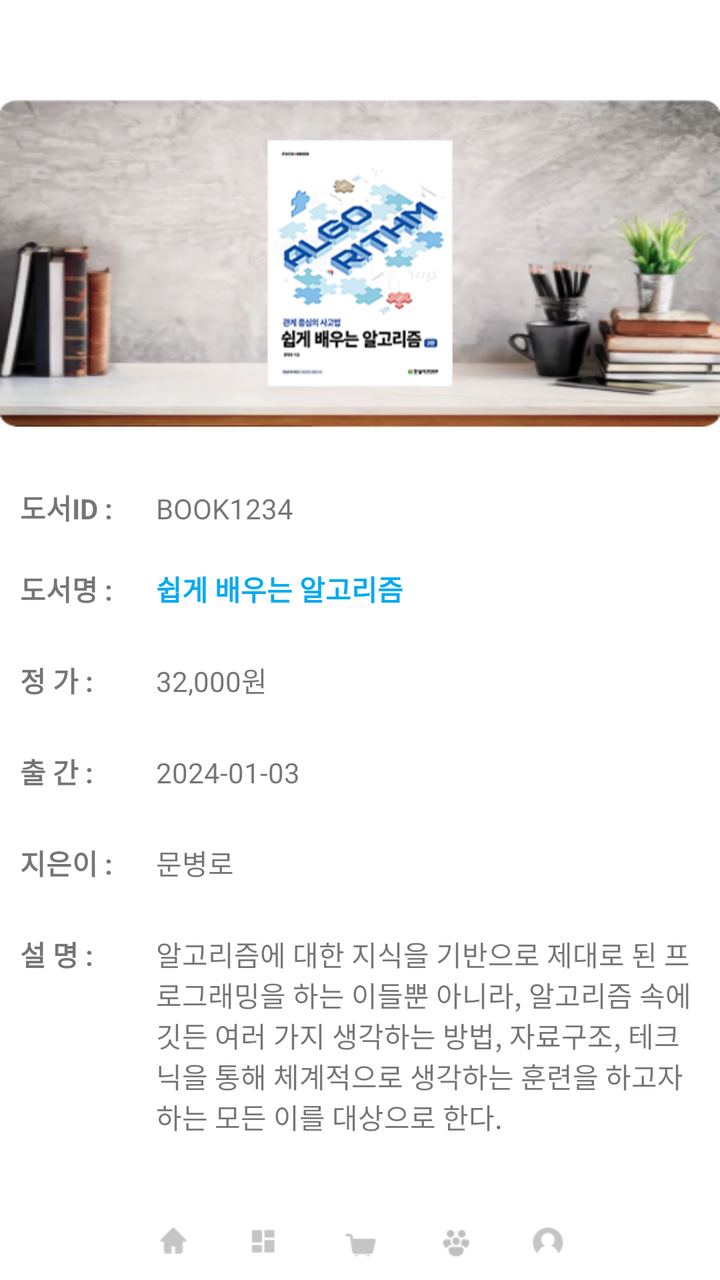
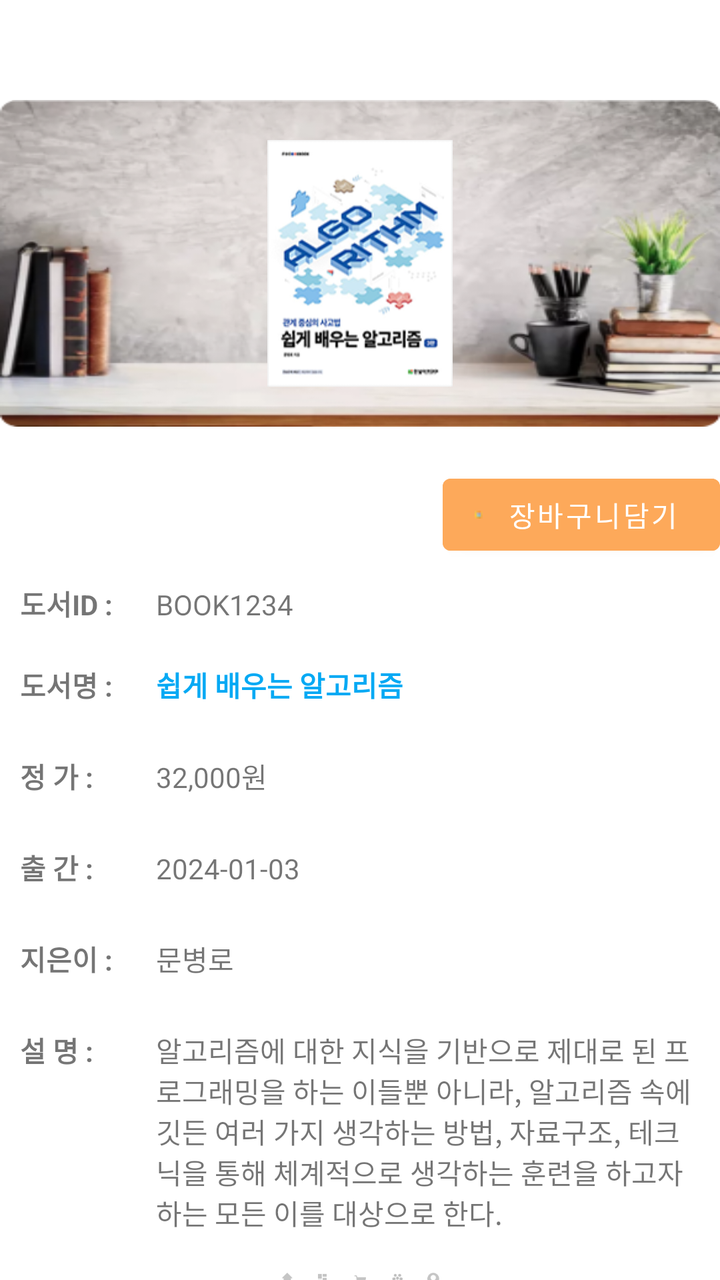

Before-and-after screenshots of an Android layout around one commit, followed by the original layout XML and the change that was made.
<!-- AndroidManifest.xml: activity theme MyTheme.BookMarket -->
<!-- res/layout/activity_book.xml -->
<?xml version="1.0" encoding="utf-8"?>
<LinearLayout xmlns:android="http://schemas.android.com/apk/res/android"
              xmlns:app="http://schemas.android.com/apk/res-auto"
              xmlns:tools="http://schemas.android.com/tools"
              android:id="@+id/book"
              android:layout_width="match_parent"
              android:layout_height="match_parent"
              android:layout_margin="20dp"
              android:background="#ffffff"
              android:orientation="vertical"
              tools:context=".BookActivity">

    <LinearLayout
            android:layout_width="match_parent"
            android:layout_height="match_parent"
            android:layout_marginTop="50dp"
            android:layout_weight="2"
            android:background="@drawable/book_bg"
            android:orientation="horizontal">

        <ImageView
                android:id="@+id/imageView1"
                android:layout_width="match_parent"
                android:layout_height="match_parent"
                android:layout_weight="1"
                android:padding="20dp"
                android:visibility="visible"
                app:srcCompat="@drawable/books_book1"/>
    </LinearLayout>

    <LinearLayout
            android:layout_width="match_parent"
            android:layout_height="match_parent"
            android:layout_marginTop="20dp"
            android:layout_weight="1"
            android:orientation="vertical">

        <LinearLayout
                android:layout_width="match_parent"
                android:layout_height="wrap_content"
                android:orientation="horizontal"
                android:padding="10dp"
                android:weightSum="1">

            <TextView
                    android:id="@+id/textView1"
                    android:layout_width="match_parent"
                    android:layout_height="wrap_content"
                    android:layout_weight="0.8"
                    android:text="도서ID :"
                    android:textStyle="bold"/>

            <TextView
                    android:id="@+id/book_tv01"
                    android:layout_width="match_parent"
                    android:layout_height="wrap_content"
                    android:layout_weight="0.2"
                    android:text="BOOK1234"
                    android:textAllCaps="true"/>
        </LinearLayout>

        <LinearLayout
                android:layout_width="match_parent"
                android:layout_height="wrap_content"
                android:layout_marginBottom="5dp"
                android:orientation="horizontal"
                android:padding="10dp"
                android:weightSum="1">

            <TextView
                    android:id="@+id/textView2"
                    android:layout_width="match_parent"
                    android:layout_height="wrap_content"
                    android:layout_weight="0.8"
                    android:text="도서명 : "
                    android:textStyle="bold"/>

            <TextView
                    android:id="@+id/book_tv02"
                    android:layout_width="match_parent"
                    android:layout_height="wrap_content"
                    android:layout_weight="0.2"
                    android:text="쉽게 배우는 알고리즘"
                    android:textColor="#03A9F4"
                    android:textSize="14sp"
                    android:textStyle="bold"/>
        </LinearLayout>

        <LinearLayout
                android:layout_width="match_parent"
                android:layout_height="wrap_content"
                android:layout_marginBottom="5dp"
                android:orientation="horizontal"
                android:padding="10dp"
                android:weightSum="1">

            <TextView
                    android:id="@+id/textView3"
                    android:layout_width="match_parent"
                    android:layout_height="wrap_content"
                    android:layout_weight="0.8"
                    android:text="정 가 :"
                    android:textStyle="bold"/>

            <TextView
                    android:id="@+id/book_tv03"
                    android:layout_width="match_parent"
                    android:layout_height="wrap_content"
                    android:layout_weight="0.2"
                    android:text="32,000원"/>
        </LinearLayout>

        <LinearLayout
                android:layout_width="match_parent"
                android:layout_height="wrap_content"
                android:layout_marginBottom="5dp"
                android:orientation="horizontal"
                android:padding="10dp"
                android:weightSum="1">

            <TextView
                    android:id="@+id/textView4"
                    android:layout_width="match_parent"
                    android:layout_height="wrap_content"
                    android:layout_weight="0.8"
                    android:text="출 간 : "
                    android:textStyle="bold"/>

            <TextView
                    android:id="@+id/book_tv04"
                    android:layout_width="match_parent"
                    android:layout_height="wrap_content"
                    android:layout_weight="0.2"
                    android:text="2024-01-03"/>
        </LinearLayout>

        <LinearLayout
                android:layout_width="match_parent"
                android:layout_height="wrap_content"
                android:layout_marginBottom="5dp"
                android:orientation="horizontal"
                android:padding="10dp"
                android:weightSum="1">

            <TextView
                    android:id="@+id/textView5"
                    android:layout_width="match_parent"
                    android:layout_height="wrap_content"
                    android:layout_weight="0.8"
                    android:text="지은이 : "
                    android:textStyle="bold"/>

            <TextView
                    android:id="@+id/book_tv05"
                    android:layout_width="match_parent"
                    android:layout_height="wrap_content"
                    android:layout_weight="0.2"
                    android:text="문병로"/>
        </LinearLayout>

        <LinearLayout
                android:layout_width="match_parent"
                android:layout_height="wrap_content"
                android:layout_marginBottom="5dp"
                android:orientation="horizontal"
                android:padding="10dp"
                android:weightSum="1">

            <TextView
                    android:id="@+id/textView6"
                    android:layout_width="match_parent"
                    android:layout_height="wrap_content"
                    android:layout_weight="0.8"
                    android:text="설 명 :"
                    android:textStyle="bold"/>

            <TextView
                    android:id="@+id/book_tv06"
                    android:layout_width="match_parent"
                    android:layout_height="wrap_content"
                    android:layout_weight="0.2"
                    android:text="알고리즘에 대한 지식을 기반으로 제대로 된 프로그래밍을 하는 이들뿐 아니라, 알고리즘 속에 깃든 여러 가지 생각하는 방법, 자료구조, 테크닉을 통해 체계적으로 생각하는 훈련을 하고자 하는 모든 이를 대상으로 한다. "/>
        </LinearLayout>

        <LinearLayout
                android:layout_width="match_parent"
                android:layout_height="wrap_content"
                android:layout_weight="0.8"
                android:orientation="horizontal"
                android:padding="10dp"
                android:weightSum="1">

            <TextView
                    android:id="@+id/textView7"
                    android:layout_width="match_parent"
                    android:layout_height="wrap_content"
                    android:layout_weight="0.8"
                    android:text="분 류 : "
                    android:textStyle="bold"/>

            <TextView
                    android:id="@+id/book_tv07"
                    android:layout_width="match_parent"
                    android:layout_height="wrap_content"
                    android:layout_weight="0.2"
                    android:text="IT/모바일"/>

        </LinearLayout>

        <LinearLayout
                android:layout_width="match_parent"
                android:layout_height="wrap_content"
                android:layout_weight="0.8"
                android:gravity="bottom"
                android:orientation="vertical">

            <ImageView
                    android:id="@+id/imageView2"
                    android:layout_width="match_parent"
                    android:layout_height="wrap_content"
                    app:srcCompat="@drawable/menu_bottom"/>
        </LinearLayout>
    </LinearLayout>
</LinearLayout>
<!-- resources referenced by this layout -->
<resources>
  <!-- drawable book_bg: png bitmap (drawable, 116186 bytes) -->
  <!-- drawable books_book1: png bitmap (drawable, 35362 bytes) -->
  <!-- drawable menu_bottom: png bitmap (drawable, 1032 bytes) -->
  <style name="MyTheme.BookMarket" parent="Theme.MaterialComponents.DayNight.DarkActionBar">
          <item name="colorPrimary">@color/appBarColor</item>
          <item name="android:statusBarColor">@color/appBarColor</item>
          <item name="android:navigationBarColor">@android:color/transparent</item>
      </style>
  <color name="appBarColor">#48B6B5</color>
</resources>

<!-- the commit's change to res/layout/activity_book.xml (unified diff, before → after) -->
@@ -1,14 +1,15 @@
 <?xml version="1.0" encoding="utf-8"?>
-<LinearLayout xmlns:android="http://schemas.android.com/apk/res/android"
-              xmlns:app="http://schemas.android.com/apk/res-auto"
-              xmlns:tools="http://schemas.android.com/tools"
-              android:id="@+id/book"
-              android:layout_width="match_parent"
-              android:layout_height="match_parent"
-              android:layout_margin="20dp"
-              android:background="#ffffff"
-              android:orientation="vertical"
-              tools:context=".BookActivity">
+<LinearLayout
+        xmlns:android="http://schemas.android.com/apk/res/android"
+        xmlns:app="http://schemas.android.com/apk/res-auto"
+        xmlns:tools="http://schemas.android.com/tools"
+        android:id="@+id/book"
+        android:layout_width="match_parent"
+        android:layout_height="match_parent"
+        android:layout_margin="20dp"
+        android:background="#ffffff"
+        android:orientation="vertical"
+        tools:context=".BookActivity">
 
     <LinearLayout
             android:layout_width="match_parent"
@@ -38,6 +39,23 @@
         <LinearLayout
                 android:layout_width="match_parent"
                 android:layout_height="wrap_content"
+                android:gravity="right"
+                android:orientation="horizontal"
+                android:weightSum="1">
+
+            <Button
+                    android:id="@+id/book_bt01"
+                    android:layout_width="wrap_content"
+                    android:layout_height="wrap_content"
+                    android:backgroundTint="#FDA95A"
+                    android:drawableLeft="@drawable/icon_dialog"
+                    android:text=" 장바구니담기 "
+                    android:textColor="#FFFFFF"/>
+        </LinearLayout>
+
+        <LinearLayout
+                android:layout_width="match_parent"
+                android:layout_height="wrap_content"
                 android:orientation="horizontal"
                 android:padding="10dp"
                 android:weightSum="1">
@@ -57,6 +75,7 @@
                     android:layout_weight="0.2"
                     android:text="BOOK1234"
                     android:textAllCaps="true"/>
+
         </LinearLayout>
 
         <LinearLayout
<!-- resource entries referenced after the edit -->
@@ -2,6 +2,7 @@
 <resources>
   <!-- drawable book_bg: png bitmap (drawable, 116186 bytes) -->
   <!-- drawable books_book1: png bitmap (drawable, 35362 bytes) -->
+  <!-- drawable icon_dialog: png bitmap (drawable, 215 bytes) -->
   <!-- drawable menu_bottom: png bitmap (drawable, 1032 bytes) -->
   <style name="MyTheme.BookMarket" parent="Theme.MaterialComponents.DayNight.DarkActionBar">
           <item name="colorPrimary">@color/appBarColor</item>
